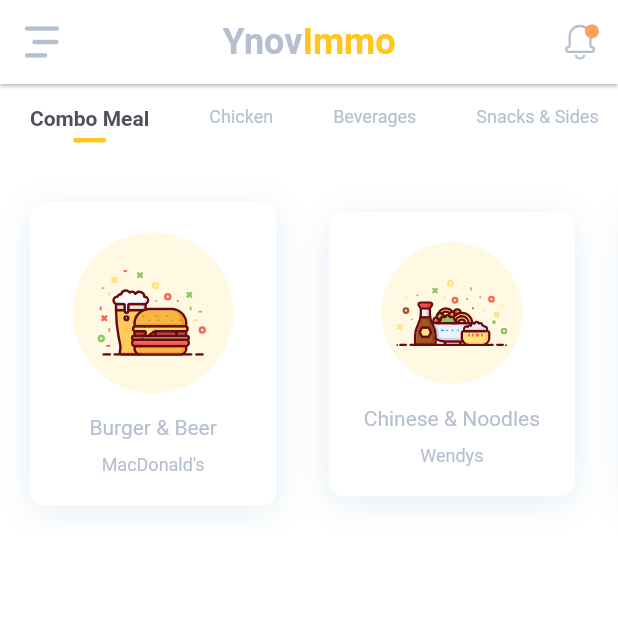
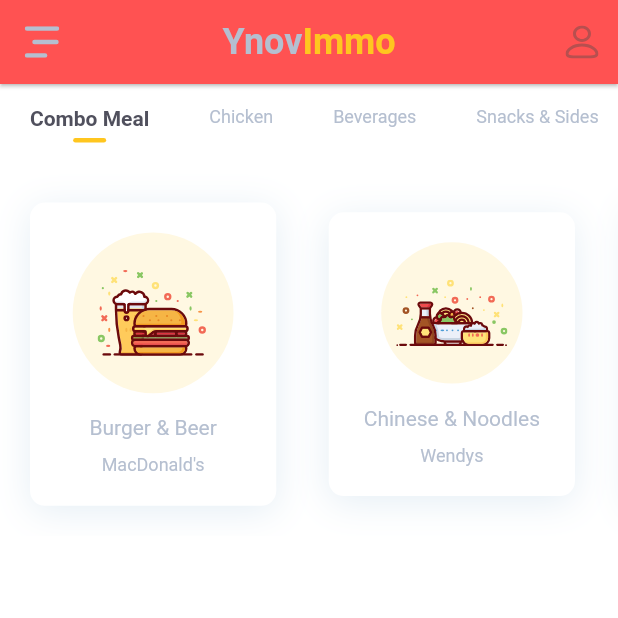
Before and after one commit to Br4x/ynov-immo, a Flutter app: the screen it shows after launch, on a phone screen of 412 x 824 dp, the top half of it. Run offline on Flutter 3.47's test engine with Material 2 defaults, Android fonts, the phone set to English and light mode, and no system bars; our stand-ins replace flutter_svg, smooth_star_rating.

```diff
--- a/lib/pages/home/components/app_bar.dart
+++ b/lib/pages/home/components/app_bar.dart
@@ -5,7 +5,7 @@ import 'package:ynov_immo/constants.dart';
 AppBar homeAppBar(BuildContext context) {
   return AppBar(
     centerTitle: true,
-    backgroundColor: Colors.white,
+    backgroundColor: Colors.redAccent,
     elevation: 1,
     leading: IconButton(
       icon: SvgPicture.asset("assets/icons/menu.svg"),
@@ -31,7 +31,7 @@ AppBar homeAppBar(BuildContext context) {
     ),
     actions: <Widget>[
       IconButton(
-        icon: SvgPicture.asset("assets/icons/notification.svg"),
+        icon: SvgPicture.asset("assets/icons/person.svg"),
         onPressed: () {},
       ),
     ],
```
Also changed, not shown: lib/pages/congrats_visit_validated/components/body.dart (+8 -8 lines).
